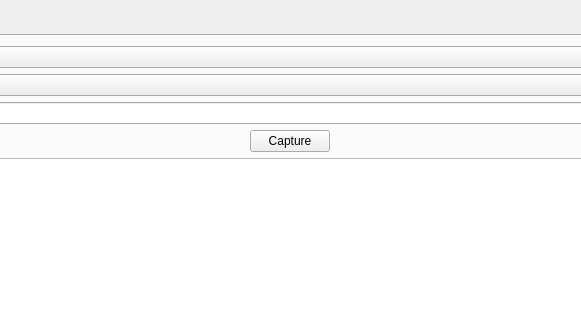
First picture: the form in src/PluginsPy/MainUI.ui, repository FolderLevel/PluginsPy, before the edit; both pictures show x 197 to 778 and y 0 to 320 of the 980 by 593 pixel window.
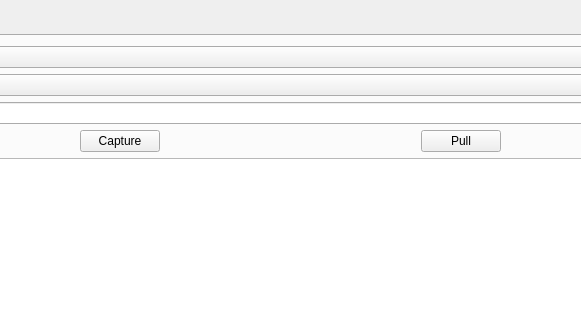
Second picture: the form after the edit. The open tabs and pages were chosen to show the change.

Diff of the .ui file:
```diff
--- a/src/PluginsPy/MainUI.ui
+++ b/src/PluginsPy/MainUI.ui
@@ -470,6 +470,19 @@
            </property>
           </widget>
          </item>
+         <item>
+          <widget class="QPushButton" name="PerfPullPushButton">
+           <property name="sizePolicy">
+            <sizepolicy hsizetype="Fixed" vsizetype="Fixed">
+             <horstretch>0</horstretch>
+             <verstretch>0</verstretch>
+            </sizepolicy>
+           </property>
+           <property name="text">
+            <string>Pull</string>
+           </property>
+          </widget>
+         </item>
         </layout>
        </item>
        <item>
```
